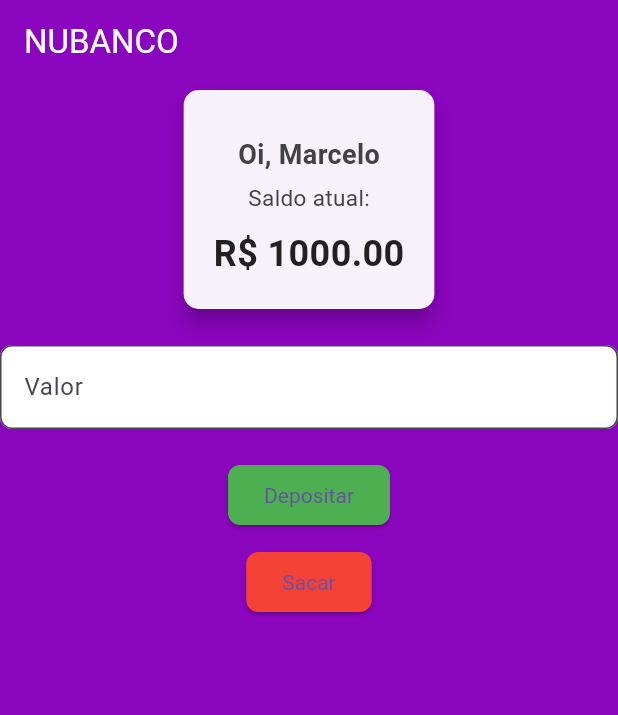
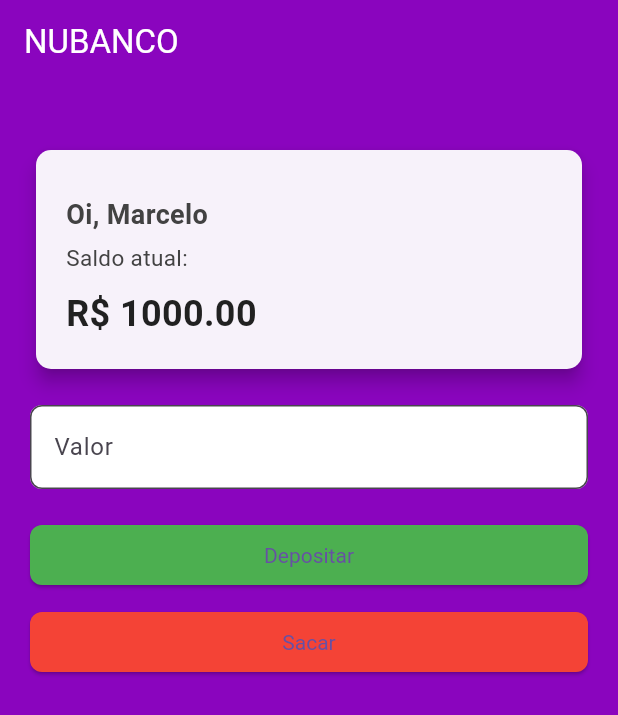
Before and after one commit to MarceloColares000/ap1-mobile, a Flutter app: the screen it shows after launch, on a phone screen of 412 x 824 dp. Shown: the top 715 px of the screen. Run offline on Flutter 3.47's test engine with Material 3 defaults, Android fonts, the phone set to English and light mode, and no system bars.

Commit message:
Update main.dart

```diff
--- a/lib/main.dart
+++ b/lib/main.dart
@@ -58,7 +58,9 @@ class _BancoInterfaceState extends State<BancoInterface> {
   @override
   Widget build(BuildContext context) {
     return SingleChildScrollView(
+      padding: EdgeInsets.symmetric(horizontal: 20, vertical: 40),
       child: Column(
+        crossAxisAlignment: CrossAxisAlignment.stretch,
         children: [
           Card(
             elevation: 5,
@@ -68,6 +70,7 @@ class _BancoInterfaceState extends State<BancoInterface> {
             child: Padding(
               padding: const EdgeInsets.all(20.0),
               child: Column(
+                crossAxisAlignment: CrossAxisAlignment.start,
                 children: [
                   SizedBox(height: 10),
                   Text(
```
